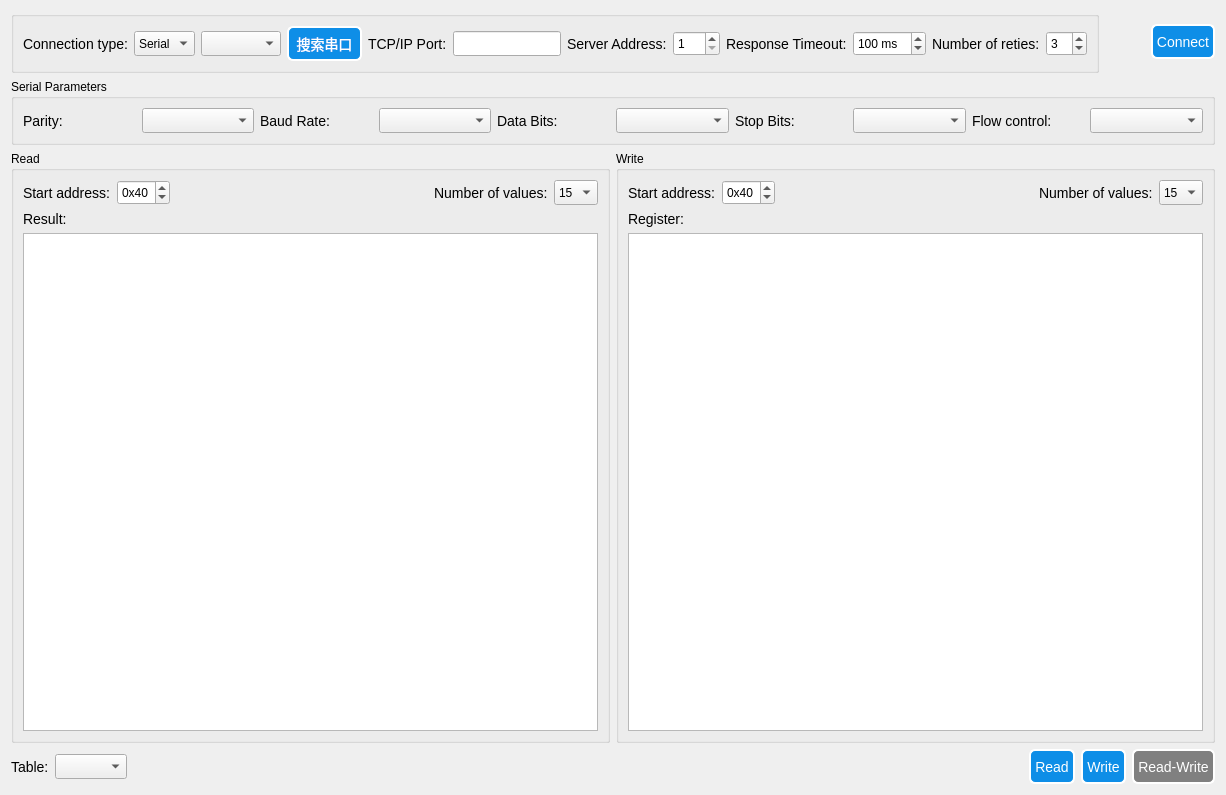
This is userui/modbusui.ui in pkzju/super as Qt 5 draws it before an edit. The edited form follows.
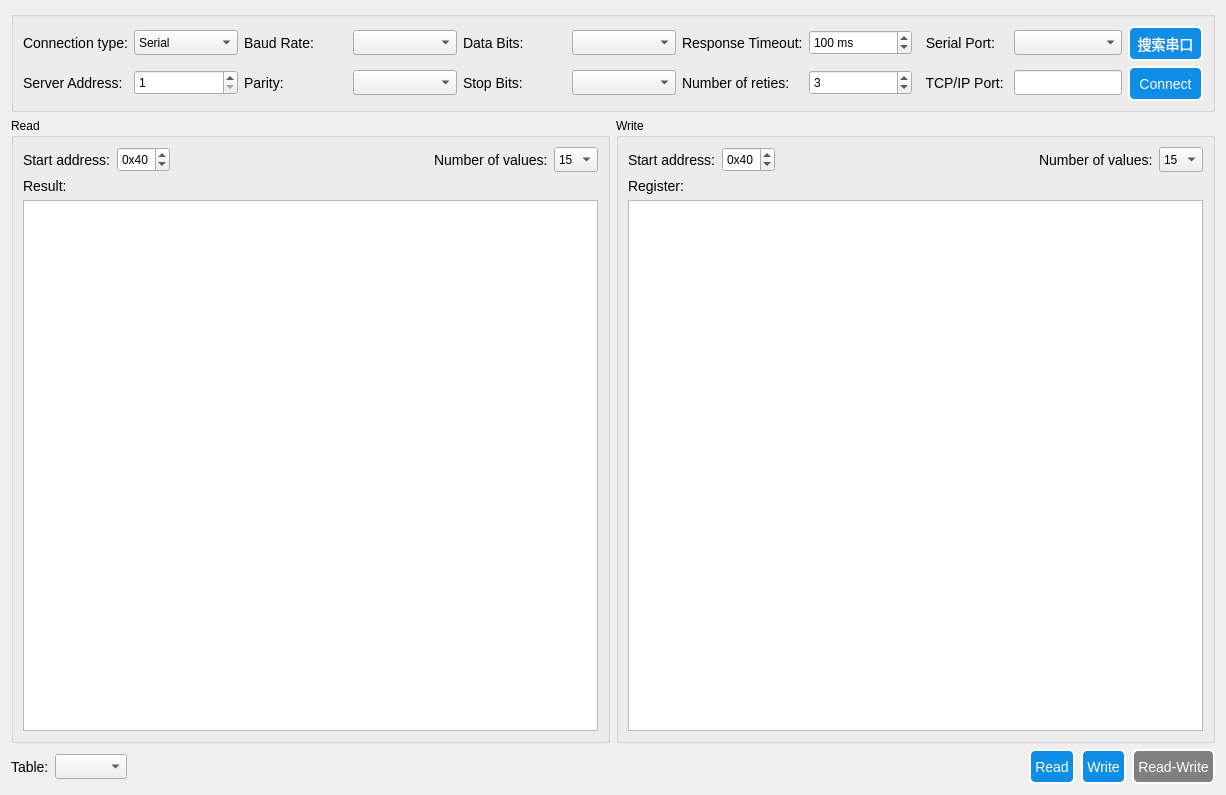
This is the edited form.

```diff
--- a/userui/modbusui.ui
+++ b/userui/modbusui.ui
@@ -43,12 +43,32 @@
     background-color: gray;
 }</string>
   </property>
-  <layout class="QGridLayout" name="gridLayout_3">
-   <item row="0" column="0">
-    <widget class="QGroupBox" name="groupBox_2">
+  <layout class="QVBoxLayout" name="verticalLayout_3">
+   <item>
+    <widget class="QGroupBox" name="groupBox">
+     <property name="sizePolicy">
+      <sizepolicy hsizetype="Preferred" vsizetype="Fixed">
+       <horstretch>0</horstretch>
+       <verstretch>0</verstretch>
+      </sizepolicy>
+     </property>
+     <property name="minimumSize">
+      <size>
+       <width>1051</width>
+       <height>101</height>
+      </size>
+     </property>
+     <property name="maximumSize">
+      <size>
+       <width>16777215</width>
+       <height>101</height>
+      </size>
+     </property>
      <property name="title">
       <string/>
      </property>
+     <layout class="QHBoxLayout" name="horizontalLayout">
+      <item>
      <layout class="QGridLayout" name="gridLayout">
       <item row="0" column="0">
        <widget class="QLabel" name="label_18">
@@ -84,6 +104,100 @@
        </widget>
       </item>
       <item row="0" column="2">
+         <widget class="QLabel" name="label_3">
+          <property name="text">
+           <string>Baud Rate:</string>
+          </property>
+         </widget>
+        </item>
+        <item row="0" column="3">
+         <widget class="QComboBox" name="baudCombo">
+          <property name="minimumSize">
+           <size>
+            <width>0</width>
+            <height>25</height>
+           </size>
+          </property>
+          <property name="maximumSize">
+           <size>
+            <width>16777215</width>
+            <height>25</height>
+           </size>
+          </property>
+         </widget>
+        </item>
+        <item row="0" column="4">
+         <widget class="QLabel" name="label_4">
+          <property name="text">
+           <string>Data Bits:</string>
+          </property>
+         </widget>
+        </item>
+        <item row="0" column="5">
+         <widget class="QComboBox" name="dataBitsCombo">
+          <property name="minimumSize">
+           <size>
+            <width>0</width>
+            <height>25</height>
+           </size>
+          </property>
+          <property name="maximumSize">
+           <size>
+            <width>16777215</width>
+            <height>25</height>
+           </size>
+          </property>
+         </widget>
+        </item>
+        <item row="0" column="6">
+         <widget class="QLabel" name="label_19">
+          <property name="text">
+           <string>Response Timeout:</string>
+          </property>
+         </widget>
+        </item>
+        <item row="0" column="7">
+         <widget class="QSpinBox" name="timeoutSpinner">
+          <property name="minimumSize">
+           <size>
+            <width>0</width>
+            <height>25</height>
+           </size>
+          </property>
+          <property name="accelerated">
+           <bool>true</bool>
+          </property>
+          <property name="suffix">
+           <string> ms</string>
+          </property>
+          <property name="minimum">
+           <number>-1</number>
+          </property>
+          <property name="maximum">
+           <number>5000</number>
+          </property>
+          <property name="singleStep">
+           <number>20</number>
+          </property>
+          <property name="value">
+           <number>100</number>
+          </property>
+         </widget>
+        </item>
+        <item row="0" column="8">
+         <widget class="QLabel" name="label_21">
+          <property name="sizePolicy">
+           <sizepolicy hsizetype="Maximum" vsizetype="Preferred">
+            <horstretch>0</horstretch>
+            <verstretch>0</verstretch>
+           </sizepolicy>
+          </property>
+          <property name="text">
+           <string>  Serial Port: </string>
+          </property>
+         </widget>
+        </item>
+        <item row="0" column="9">
        <widget class="QComboBox" name="serialPortInfoListBox">
         <property name="minimumSize">
          <size>
@@ -93,7 +207,7 @@
         </property>
        </widget>
       </item>
-      <item row="0" column="3">
+        <item row="0" column="10">
        <widget class="QPushButton" name="searchButton">
         <property name="sizePolicy">
          <sizepolicy hsizetype="Fixed" vsizetype="Fixed">
@@ -121,36 +235,7 @@
         </property>
        </widget>
       </item>
-      <item row="0" column="4">
-       <widget class="QLabel" name="label_17">
-        <property name="sizePolicy">
-         <sizepolicy hsizetype="Maximum" vsizetype="Preferred">
-          <horstretch>0</horstretch>
-          <verstretch>0</verstretch>
-         </sizepolicy>
-        </property>
-        <property name="text">
-         <string>TCP/IP Port:</string>
-        </property>
-       </widget>
-      </item>
-      <item row="0" column="5">
-       <widget class="QLineEdit" name="portEdit">
-        <property name="sizePolicy">
-         <sizepolicy hsizetype="Preferred" vsizetype="Fixed">
-          <horstretch>0</horstretch>
-          <verstretch>0</verstretch>
-         </sizepolicy>
-        </property>
-        <property name="minimumSize">
-         <size>
-          <width>0</width>
-          <height>25</height>
-         </size>
-        </property>
-       </widget>
-      </item>
-      <item row="0" column="6">
+        <item row="1" column="0">
        <widget class="QLabel" name="label_28">
         <property name="sizePolicy">
          <sizepolicy hsizetype="Maximum" vsizetype="Preferred">
@@ -163,10 +248,10 @@
         </property>
        </widget>
       </item>
-      <item row="0" column="7">
+        <item row="1" column="1">
        <widget class="QSpinBox" name="serverEdit">
         <property name="sizePolicy">
-         <sizepolicy hsizetype="Maximum" vsizetype="Fixed">
+           <sizepolicy hsizetype="Preferred" vsizetype="Fixed">
           <horstretch>0</horstretch>
           <verstretch>0</verstretch>
          </sizepolicy>
@@ -185,49 +270,60 @@
         </property>
        </widget>
       </item>
-      <item row="0" column="8">
-       <widget class="QLabel" name="label_19">
+        <item row="1" column="2">
+         <widget class="QLabel" name="label_2">
         <property name="text">
-         <string>Response Timeout:</string>
+           <string>Parity:</string>
         </property>
        </widget>
       </item>
-      <item row="0" column="9">
-       <widget class="QSpinBox" name="timeoutSpinner">
+        <item row="1" column="3">
+         <widget class="QComboBox" name="parityCombo">
         <property name="minimumSize">
          <size>
           <width>0</width>
           <height>25</height>
          </size>
         </property>
-        <property name="accelerated">
-         <bool>true</bool>
-        </property>
-        <property name="suffix">
-         <string> ms</string>
-        </property>
-        <property name="minimum">
-         <number>-1</number>
-        </property>
-        <property name="maximum">
-         <number>5000</number>
-        </property>
-        <property name="singleStep">
-         <number>20</number>
-        </property>
-        <property name="value">
-         <number>100</number>
-        </property>
-       </widget>
-      </item>
-      <item row="0" column="10">
+          <property name="maximumSize">
+           <size>
+            <width>16777215</width>
+            <height>25</height>
+           </size>
+          </property>
+         </widget>
+        </item>
+        <item row="1" column="4">
+         <widget class="QLabel" name="label_5">
+          <property name="text">
+           <string>Stop Bits:</string>
+          </property>
+         </widget>
+        </item>
+        <item row="1" column="5">
+         <widget class="QComboBox" name="stopBitsCombo">
+          <property name="minimumSize">
+           <size>
+            <width>0</width>
+            <height>25</height>
+           </size>
+          </property>
+          <property name="maximumSize">
+           <size>
+            <width>16777215</width>
+            <height>25</height>
+           </size>
+          </property>
+         </widget>
+        </item>
+        <item row="1" column="6">
        <widget class="QLabel" name="label_20">
         <property name="text">
          <string>Number of reties:</string>
         </property>
        </widget>
       </item>
-      <item row="0" column="11">
+        <item row="1" column="7">
        <widget class="QSpinBox" name="retriesSpinner">
         <property name="minimumSize">
          <size>
@@ -240,23 +336,36 @@
         </property>
        </widget>
       </item>
-     </layout>
-    </widget>
-   </item>
-   <item row="0" column="1">
-    <spacer name="horizontalSpacer">
-     <property name="orientation">
-      <enum>Qt::Horizontal</enum>
-     </property>
-     <property name="sizeHint" stdset="0">
+        <item row="1" column="8">
+         <widget class="QLabel" name="label_17">
+          <property name="sizePolicy">
+           <sizepolicy hsizetype="Maximum" vsizetype="Preferred">
+            <horstretch>0</horstretch>
+            <verstretch>0</verstretch>
+           </sizepolicy>
+          </property>
+          <property name="text">
+           <string>  TCP/IP Port: </string>
+          </property>
+         </widget>
+        </item>
+        <item row="1" column="9">
+         <widget class="QLineEdit" name="portEdit">
+          <property name="sizePolicy">
+           <sizepolicy hsizetype="Preferred" vsizetype="Fixed">
+            <horstretch>0</horstretch>
+            <verstretch>0</verstretch>
+           </sizepolicy>
+          </property>
+          <property name="minimumSize">
       <size>
-       <width>21</width>
-       <height>20</height>
-      </size>
-     </property>
-    </spacer>
-   </item>
-   <item row="0" column="2">
+            <width>0</width>
+            <height>25</height>
+           </size>
+          </property>
+         </widget>
+        </item>
+        <item row="1" column="10">
     <widget class="QPushButton" name="connectButton">
      <property name="sizePolicy">
       <sizepolicy hsizetype="Preferred" vsizetype="Fixed">
@@ -284,131 +393,12 @@
      </property>
     </widget>
    </item>
-   <item row="1" column="0" colspan="3">
-    <widget class="QGroupBox" name="groupBox">
-     <property name="title">
-      <string>Serial Parameters</string>
-     </property>
-     <layout class="QGridLayout" name="gridLayout_2">
-      <item row="0" column="0">
-       <widget class="QLabel" name="label_2">
-        <property name="text">
-         <string>Parity:</string>
-        </property>
-       </widget>
+       </layout>
       </item>
-      <item row="0" column="1">
-       <widget class="QComboBox" name="parityCombo">
-        <property name="minimumSize">
-         <size>
-          <width>0</width>
-          <height>25</height>
-         </size>
-        </property>
-        <property name="maximumSize">
-         <size>
-          <width>16777215</width>
-          <height>25</height>
-         </size>
-        </property>
-       </widget>
-      </item>
-      <item row="0" column="2">
-       <widget class="QLabel" name="label_3">
-        <property name="text">
-         <string>Baud Rate:</string>
-        </property>
-       </widget>
-      </item>
-      <item row="0" column="3">
-       <widget class="QComboBox" name="baudCombo">
-        <property name="minimumSize">
-         <size>
-          <width>0</width>
-          <height>25</height>
-         </size>
-        </property>
-        <property name="maximumSize">
-         <size>
-          <width>16777215</width>
-          <height>25</height>
-         </size>
-        </property>
-       </widget>
-      </item>
-      <item row="0" column="4">
-       <widget class="QLabel" name="label_4">
-        <property name="text">
-         <string>Data Bits:</string>
-        </property>
-       </widget>
-      </item>
-      <item row="0" column="5">
-       <widget class="QComboBox" name="dataBitsCombo">
-        <property name="minimumSize">
-         <size>
-          <width>0</width>
-          <height>25</height>
-         </size>
-        </property>
-        <property name="maximumSize">
-         <size>
-          <width>16777215</width>
-          <height>25</height>
-         </size>
-        </property>
-       </widget>
-      </item>
-      <item row="0" column="6">
-       <widget class="QLabel" name="label_5">
-        <property name="text">
-         <string>Stop Bits:</string>
-        </property>
-       </widget>
-      </item>
-      <item row="0" column="7">
-       <widget class="QComboBox" name="stopBitsCombo">
-        <property name="minimumSize">
-         <size>
-          <width>0</width>
-          <height>25</height>
-         </size>
-        </property>
-        <property name="maximumSize">
-         <size>
-          <width>16777215</width>
-          <height>25</height>
-         </size>
-        </property>
-       </widget>
-      </item>
-      <item row="0" column="8">
-       <widget class="QLabel" name="flowControlLabel">
-        <property name="text">
-         <string>Flow control:</string>
-        </property>
-       </widget>
-      </item>
-      <item row="0" column="9">
-       <widget class="QComboBox" name="flowControlBox">
-        <property name="minimumSize">
-         <size>
-          <width>80</width>
-          <height>25</height>
-         </size>
-        </property>
-        <property name="maximumSize">
-         <size>
-          <width>16777215</width>
-          <height>25</height>
-         </size>
-        </property>
-       </widget>
-      </item>
      </layout>
     </widget>
    </item>
-   <item row="2" column="0" colspan="3">
+   <item>
     <layout class="QHBoxLayout" name="horizontalLayout_5">
      <item>
       <widget class="QGroupBox" name="groupBox_3">
@@ -941,7 +931,7 @@
      </item>
     </layout>
    </item>
-   <item row="3" column="0" colspan="3">
+   <item>
     <layout class="QHBoxLayout" name="horizontalLayout_4">
      <item>
       <widget class="QLabel" name="label_16">
@@ -1024,6 +1014,8 @@
     </layout>
    </item>
   </layout>
+  <zorder>groupBox</zorder>
+  <zorder>writeGroupBox</zorder>
  </widget>
  <resources/>
  <connections/>
```
Lines whose indentation alone changed are shown as unchanged.
